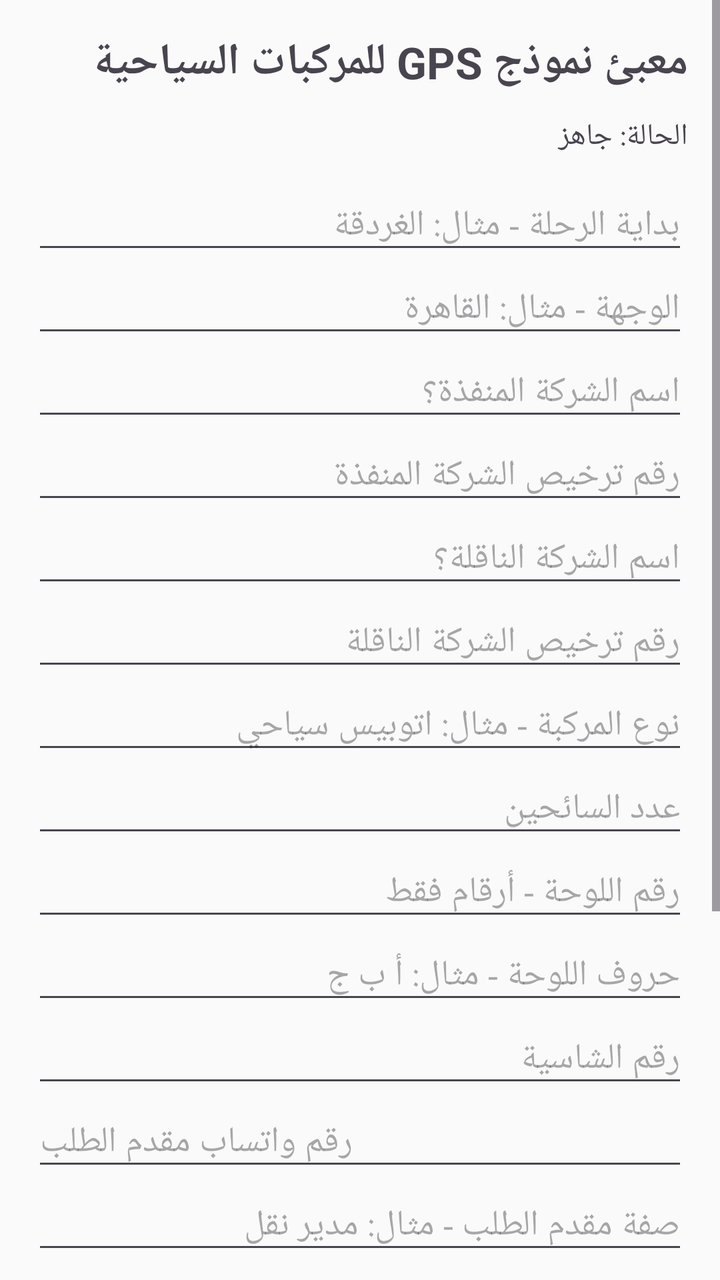
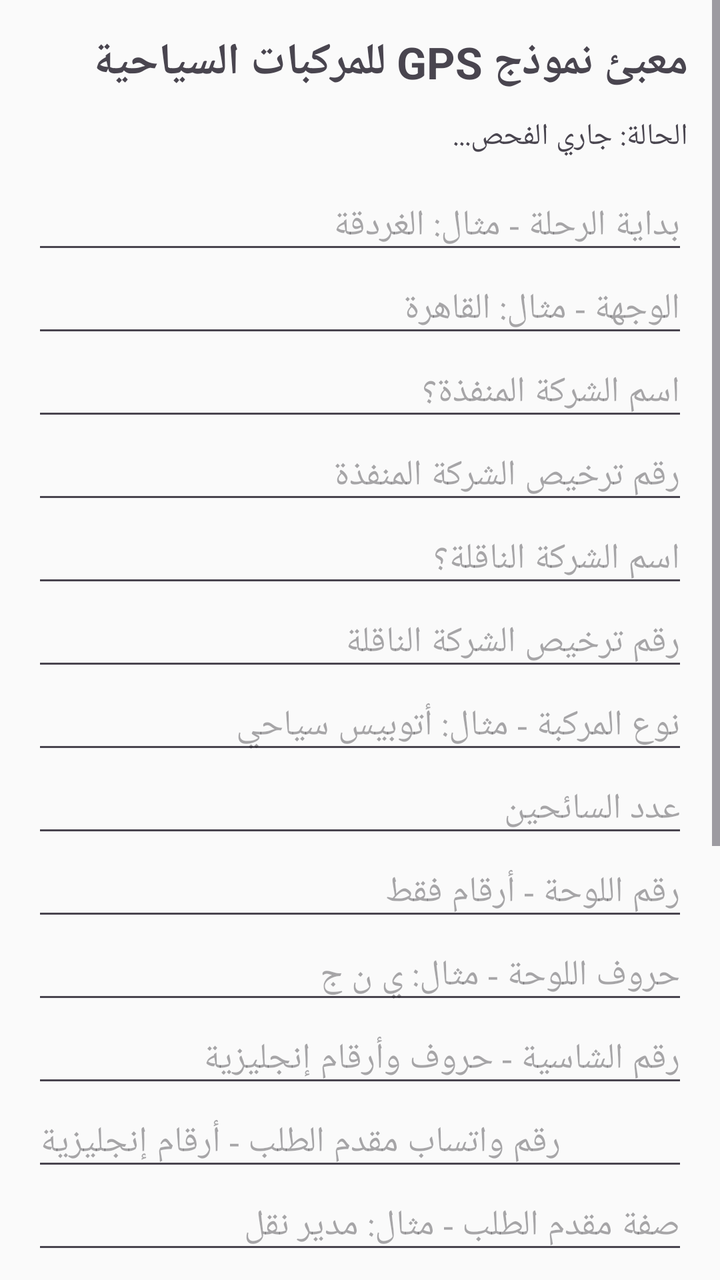

Before-and-after screenshots of an Android layout around one commit, followed by the original layout XML and the change that was made.
<!-- AndroidManifest.xml: application theme Theme.Material3.DayNight.NoActionBar -->
<!-- res/layout/activity_main.xml -->
<?xml version="1.0" encoding="utf-8"?>
<ScrollView xmlns:android="http://schemas.android.com/apk/res/android"
    android:layout_width="match_parent"
    android:layout_height="match_parent"
    android:fillViewport="true"
    android:background="#FAFAFA">

    <LinearLayout
        android:layout_width="match_parent"
        android:layout_height="wrap_content"
        android:orientation="vertical"
        android:padding="16dp"
        android:layoutDirection="rtl">

        <TextView
            android:layout_width="match_parent"
            android:layout_height="wrap_content"
            android:text="معبئ نموذج GPS للمركبات السياحية"
            android:textSize="22sp"
            android:textStyle="bold"
            android:paddingBottom="12dp" />

        <TextView
            android:id="@+id/tvStatus"
            android:layout_width="match_parent"
            android:layout_height="wrap_content"
            android:text="الحالة: جاهز"
            android:textSize="15sp"
            android:paddingBottom="12dp" />

        <EditText
            android:id="@+id/start"
            android:layout_width="match_parent"
            android:layout_height="wrap_content"
            android:hint="بداية الرحلة - مثال: الغردقة"
            android:inputType="text" />

        <EditText
            android:id="@+id/destination"
            android:layout_width="match_parent"
            android:layout_height="wrap_content"
            android:hint="الوجهة - مثال: القاهرة"
            android:inputType="text" />

        <EditText
            android:id="@+id/operatorCompany"
            android:layout_width="match_parent"
            android:layout_height="wrap_content"
            android:hint="اسم الشركة المنفذة؟" />

        <EditText
            android:id="@+id/operatorLicense"
            android:layout_width="match_parent"
            android:layout_height="wrap_content"
            android:hint="رقم ترخيص الشركة المنفذة"
            android:inputType="number" />

        <EditText
            android:id="@+id/carrierCompany"
            android:layout_width="match_parent"
            android:layout_height="wrap_content"
            android:hint="اسم الشركة الناقلة؟" />

        <EditText
            android:id="@+id/carrierLicense"
            android:layout_width="match_parent"
            android:layout_height="wrap_content"
            android:hint="رقم ترخيص الشركة الناقلة"
            android:inputType="number" />

        <EditText
            android:id="@+id/vehicleType"
            android:layout_width="match_parent"
            android:layout_height="wrap_content"
            android:hint="نوع المركبة - مثال: اتوبيس سياحي" />

        <EditText
            android:id="@+id/tourists"
            android:layout_width="match_parent"
            android:layout_height="wrap_content"
            android:hint="عدد السائحين"
            android:inputType="number" />

        <EditText
            android:id="@+id/plateNumber"
            android:layout_width="match_parent"
            android:layout_height="wrap_content"
            android:hint="رقم اللوحة - أرقام فقط"
            android:inputType="number" />

        <EditText
            android:id="@+id/plateLetters"
            android:layout_width="match_parent"
            android:layout_height="wrap_content"
            android:hint="حروف اللوحة - مثال: أ ب ج"
            android:inputType="text" />

        <EditText
            android:id="@+id/chassis"
            android:layout_width="match_parent"
            android:layout_height="wrap_content"
            android:hint="رقم الشاسية"
            android:inputType="text" />

        <EditText
            android:id="@+id/whatsapp"
            android:layout_width="match_parent"
            android:layout_height="wrap_content"
            android:hint="رقم واتساب مقدم الطلب"
            android:inputType="phone" />

        <EditText
            android:id="@+id/applicantRole"
            android:layout_width="match_parent"
            android:layout_height="wrap_content"
            android:hint="صفة مقدم الطلب - مثال: مدير نقل" />

        <EditText
            android:id="@+id/nationalities"
            android:layout_width="match_parent"
            android:layout_height="wrap_content"
            android:hint="الجنسيات - افصل بينها بفاصلة، مثال: ألمانيا، فرنسا"
            android:inputType="text" />

        <Button
            android:id="@+id/accessibilityButton"
            android:layout_width="match_parent"
            android:layout_height="wrap_content"
            android:text="فتح إعدادات إمكانية الوصول" />

        <Button
            android:id="@+id/startButton"
            android:layout_width="match_parent"
            android:layout_height="wrap_content"
            android:text="بدء التعبئة والإرسال"
            android:layout_marginTop="8dp" />

        <Button
            android:id="@+id/stopButton"
            android:layout_width="match_parent"
            android:layout_height="wrap_content"
            android:text="إيقاف التنفيذ"
            android:layout_marginTop="8dp" />

        <TextView
            android:layout_width="match_parent"
            android:layout_height="wrap_content"
            android:text="ملاحظة: هذه النسخة تعتمد على Accessibility وتتعامل مع عناصر Google Forms الظاهرة. راجع البيانات قبل الضغط على بدء التعبئة."
            android:textSize="13sp"
            android:paddingTop="14dp" />
    </LinearLayout>
</ScrollView>
<!-- resources referenced by this layout -->
<resources>

</resources>

<!-- the commit's change to res/layout/activity_main.xml (unified diff, before → after) -->
@@ -24,7 +24,7 @@
             android:id="@+id/tvStatus"
             android:layout_width="match_parent"
             android:layout_height="wrap_content"
-            android:text="الحالة: جاهز"
+            android:text="الحالة: جاري الفحص..."
             android:textSize="15sp"
             android:paddingBottom="12dp" />
 
@@ -72,7 +72,7 @@
             android:id="@+id/vehicleType"
             android:layout_width="match_parent"
             android:layout_height="wrap_content"
-            android:hint="نوع المركبة - مثال: اتوبيس سياحي" />
+            android:hint="نوع المركبة - مثال: أتوبيس سياحي" />
 
         <EditText
             android:id="@+id/tourists"
@@ -92,21 +92,21 @@
             android:id="@+id/plateLetters"
             android:layout_width="match_parent"
             android:layout_height="wrap_content"
-            android:hint="حروف اللوحة - مثال: أ ب ج"
+            android:hint="حروف اللوحة - مثال: ي ن ج"
             android:inputType="text" />
 
         <EditText
             android:id="@+id/chassis"
             android:layout_width="match_parent"
             android:layout_height="wrap_content"
-            android:hint="رقم الشاسية"
+            android:hint="رقم الشاسية - حروف وأرقام إنجليزية"
             android:inputType="text" />
 
         <EditText
             android:id="@+id/whatsapp"
             android:layout_width="match_parent"
             android:layout_height="wrap_content"
-            android:hint="رقم واتساب مقدم الطلب"
+            android:hint="رقم واتساب مقدم الطلب - أرقام إنجليزية"
             android:inputType="phone" />
 
         <EditText
@@ -119,20 +119,27 @@
             android:id="@+id/nationalities"
             android:layout_width="match_parent"
             android:layout_height="wrap_content"
-            android:hint="الجنسيات - افصل بينها بفاصلة، مثال: ألمانيا، فرنسا"
+            android:hint="الجنسيات - افصل بينها بفاصلة، مثال: صيني"
             android:inputType="text" />
 
         <Button
             android:id="@+id/accessibilityButton"
             android:layout_width="match_parent"
             android:layout_height="wrap_content"
-            android:text="فتح إعدادات إمكانية الوصول" />
+            android:text="1 - تفعيل إمكانية الوصول" />
+
+        <Button
+            android:id="@+id/batteryButton"
+            android:layout_width="match_parent"
+            android:layout_height="wrap_content"
+            android:text="2 - السماح للتطبيق بالعمل دون تقييد البطارية"
+            android:layout_marginTop="6dp" />
 
         <Button
             android:id="@+id/startButton"
             android:layout_width="match_parent"
             android:layout_height="wrap_content"
-            android:text="بدء التعبئة والإرسال"
+            android:text="3 - بدء التعبئة والإرسال"
             android:layout_marginTop="8dp" />
 
         <Button
@@ -145,8 +152,10 @@
         <TextView
             android:layout_width="match_parent"
             android:layout_height="wrap_content"
-            android:text="ملاحظة: هذه النسخة تعتمد على Accessibility وتتعامل مع عناصر Google Forms الظاهرة. راجع البيانات قبل الضغط على بدء التعبئة."
+            android:text="بعد تفعيل إمكانية الوصول واستثناء البطارية، يمكن للتطبيق الاستمرار في العمل حسب إعدادات النظام. لا يمكن للتطبيق تجاوز حماية Android."
             android:textSize="13sp"
             android:paddingTop="14dp" />
+
     </LinearLayout>
+
 </ScrollView>
